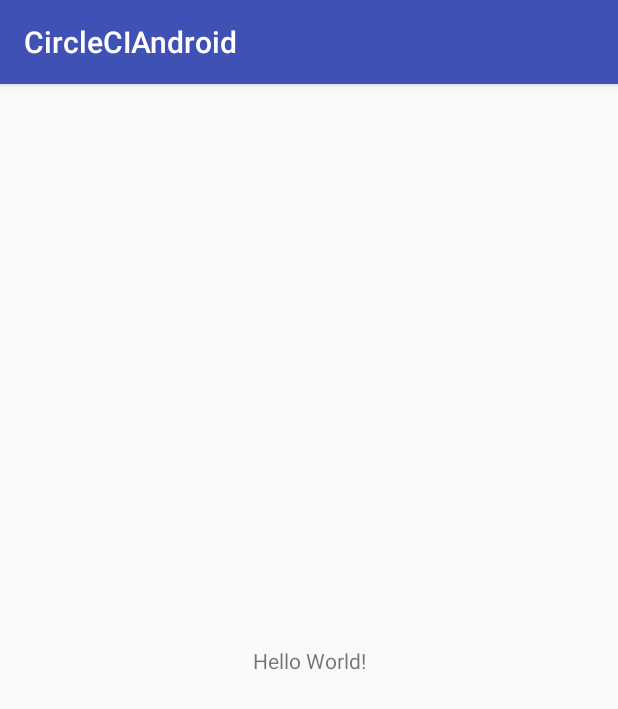
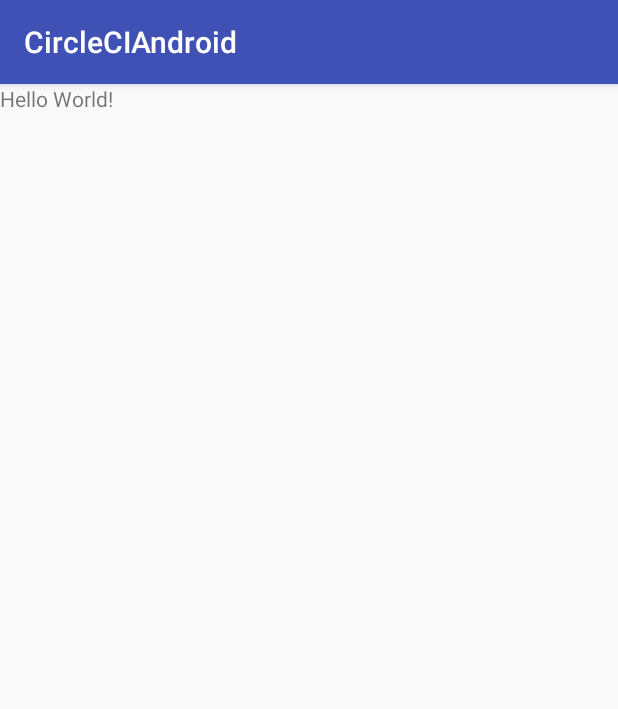
Before and after one commit to amit-ucreate/CircleCiAndroid, an Android app: the screen it shows after launch (MainActivity), on a phone screen of 412 x 824 dp. Shown: the top 709 px of the screen. Run offline under Robolectric (Android 15) with nearby library versions, the phone set to English and light mode, and no system bars.

Commit message:
Commit: Changes on circle file

```diff
--- a/app/src/main/res/layout/activity_main.xml
+++ b/app/src/main/res/layout/activity_main.xml
@@ -1,6 +1,5 @@
 <?xml version="1.0" encoding="utf-8"?>
-<android.support.constraint.ConstraintLayout xmlns:android="http://schemas.android.com/apk/res/android"
-    xmlns:app="http://schemas.android.com/apk/res-auto"
+<LinearLayout xmlns:android="http://schemas.android.com/apk/res/android"
     xmlns:tools="http://schemas.android.com/tools"
     android:layout_width="match_parent"
     android:layout_height="match_parent"
@@ -10,9 +9,6 @@
         android:layout_width="wrap_content"
         android:layout_height="wrap_content"
         android:text="Hello World!"
-        app:layout_constraintBottom_toBottomOf="parent"
-        app:layout_constraintLeft_toLeftOf="parent"
-        app:layout_constraintRight_toRightOf="parent"
-        app:layout_constraintTop_toTopOf="parent" />
+         />
 
-</android.support.constraint.ConstraintLayout>
+</LinearLayout>
```
Also changed, not shown: app/build.gradle (+2 -5 lines), 1 other file.
